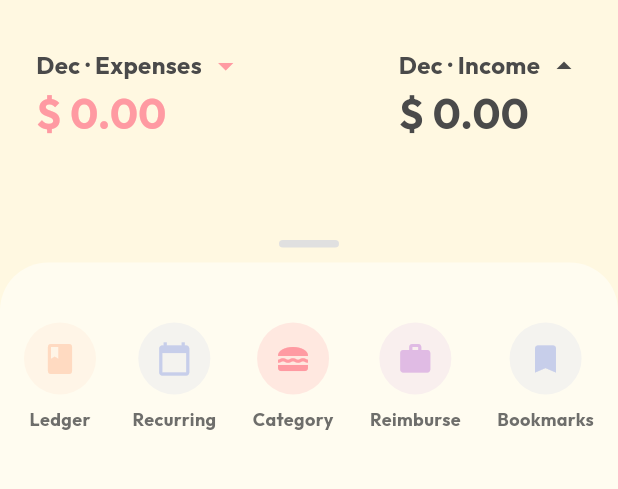
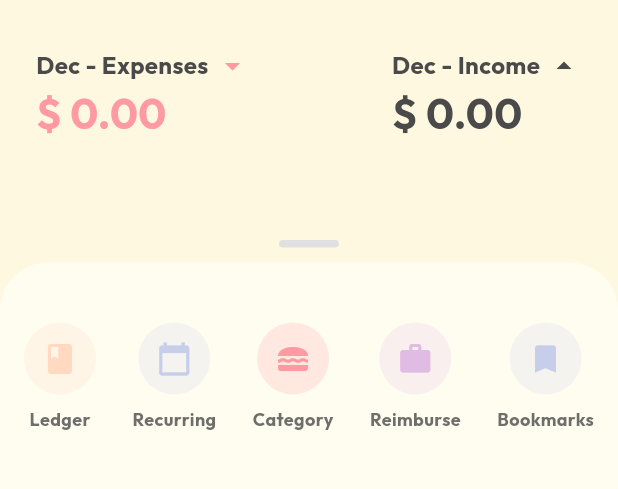
Before and after one commit to amerfathullah/neko-money-manager, a Flutter app: the screen it shows once a user with an empty profile is signed in, on a phone screen of 412 x 824 dp, the part 84-573 px from its top. Run offline on Flutter 3.47's test engine with Material 3 defaults, Android fonts, the phone set to English and light mode, and no system bars; our stand-ins replace cloud_firestore, firebase_auth, firebase_core, fl_chart, flutter_riverpod, google_fonts and 4 more; accounts and stored records are empty.

Commit message:
font fix in web version

```diff
--- a/lib/core/theme/app_theme.dart
+++ b/lib/core/theme/app_theme.dart
@@ -17,6 +17,7 @@ class AppTheme {
       textTheme: GoogleFonts.outfitTextTheme().apply(
         bodyColor: AppColors.textDark,
         displayColor: AppColors.textDark,
+        fontFamilyFallback: ['NotoSans', 'NotoColorEmoji', 'NotoSansSymbols'],
       ),
       appBarTheme: const AppBarTheme(
         backgroundColor: AppColors.backgroundLight,
@@ -75,6 +76,7 @@ class AppTheme {
       textTheme: GoogleFonts.outfitTextTheme(ThemeData.dark().textTheme).apply(
         bodyColor: AppColors.textLight,
         displayColor: AppColors.textLight,
+        fontFamilyFallback: ['NotoSans', 'NotoColorEmoji', 'NotoSansSymbols'],
       ),
       appBarTheme: const AppBarTheme(
         backgroundColor: AppColors.backgroundDark,
--- a/lib/core/widgets/banner_ad_widget.dart
+++ b/lib/core/widgets/banner_ad_widget.dart
@@ -31,8 +31,9 @@ class _BannerAdWidgetState extends ConsumerState<BannerAdWidget> {
 
     return isProAsync.when(
       data: (isPro) {
-        if (kIsWeb || isPro)
-          return const SizedBox.shrink(); // No ad for Pro users or Web
+        if (kIsWeb || isPro) {
+          return const SizedBox.shrink();
+        }
 
         if (_bannerAd == null && !_isAdLoaded) {
           _bannerAd = BannerAd(
--- a/lib/features/assets/presentation/pages/assets_page.dart
+++ b/lib/features/assets/presentation/pages/assets_page.dart
@@ -129,7 +129,7 @@ class _AssetsPageState extends ConsumerState<AssetsPage>
                                 ),
                               ),
                               Text(
-                                '${CurrencyFormatter.format(net, symbol: currencySymbol, useGrouping: useComma)} ≣',
+                                CurrencyFormatter.format(net, symbol: currencySymbol, useGrouping: useComma),
                                 style: TextStyle(
                                   fontSize: 16,
                                   fontWeight: FontWeight.bold,
--- a/lib/features/home/presentation/pages/home_page.dart
+++ b/lib/features/home/presentation/pages/home_page.dart
@@ -201,14 +201,14 @@ class _HomePageState extends ConsumerState<HomePage>
                     mainAxisAlignment: MainAxisAlignment.spaceBetween,
                     children: [
                       _SummaryItem(
-                        label: '$currentMonthName · Expenses',
+                        label: '$currentMonthName - Expenses',
                         amount: currentMonthExpense,
                         currency: currencySymbol,
                         isExpense: true,
                         useComma: useComma,
                       ),
                       _SummaryItem(
-                        label: '$currentMonthName · Income',
+                        label: '$currentMonthName - Income',
                         amount: currentMonthIncome,
                         currency: currencySymbol,
                         isExpense: false,
--- a/lib/features/settings/presentation/pages/add_edit_ledger_page.dart
+++ b/lib/features/settings/presentation/pages/add_edit_ledger_page.dart
@@ -197,7 +197,6 @@ class _AddEditLedgerPageState extends ConsumerState<AddEditLedgerPage> {
                     child: const Text(
                       'Recommend',
                       style: TextStyle(
-                        fontFamily: 'Roboto',
                         fontSize: 18,
                         fontWeight: FontWeight.bold,
                         color: AppColors.textDark,
--- a/lib/features/settings/presentation/pages/backup_page.dart
+++ b/lib/features/settings/presentation/pages/backup_page.dart
@@ -86,7 +86,6 @@ class _BackupPageState extends ConsumerState<BackupPage> {
                   child: Text(
                     jsonString,
                     style: const TextStyle(
-                      fontFamily: 'monospace',
                       fontSize: 10,
                     ),
                   ),
--- a/lib/features/transactions/presentation/pages/transaction_page.dart
+++ b/lib/features/transactions/presentation/pages/transaction_page.dart
@@ -395,7 +395,7 @@ class _TransactionPageState extends ConsumerState<TransactionPage> {
           mainAxisSize: MainAxisSize.min,
           children: [
             const Text(
-              'Transfer charge is included in the total amount. 【Transfer in】 = 【Total】 - 【charge】 . For example transfer out 1000, and the transfer charge is 50, the final transfer in amount is 950.',
+              'Transfer charge is included in the total amount. [Transfer in] = [Total] - [charge] . For example transfer out 1000, and the transfer charge is 50, the final transfer in amount is 950.',
               style: TextStyle(fontSize: 16),
             ),
             const SizedBox(height: 20),
--- a/lib/features/transactions/presentation/widgets/transaction_timeline.dart
+++ b/lib/features/transactions/presentation/widgets/transaction_timeline.dart
@@ -128,7 +128,6 @@ class TransactionTimeline extends ConsumerWidget {
                                           AppColors.expense, // Highlight color
                                       fontWeight: FontWeight.bold,
                                       fontSize: 18,
-                                      fontFamily: 'Roboto',
                                     ),
                                   ),
                                   TextSpan(
@@ -138,7 +137,6 @@ class TransactionTimeline extends ConsumerWidget {
                                       color: AppColors.textDark,
                                       fontWeight: FontWeight.bold,
                                       fontSize: 18,
-                                      fontFamily: 'Roboto',
                                     ),
                                   ),
                                 ],
@@ -252,6 +250,7 @@ class TransactionTimeline extends ConsumerWidget {
         id: 'unknown',
         name: t.categoryName ?? 'Unknown',
         iconCodePoint: Icons.help_outline.codePoint,
+        iconFontFamily: 'MaterialIcons',
         colorValue: Colors.grey.toARGB32(),
         type: CategoryType.expense,
       ),
```
Also changed, not shown: pubspec.yaml (+12 -0 lines), assets/fonts/NotoSansSymbols-Regular.ttf (added), 4 other files.
